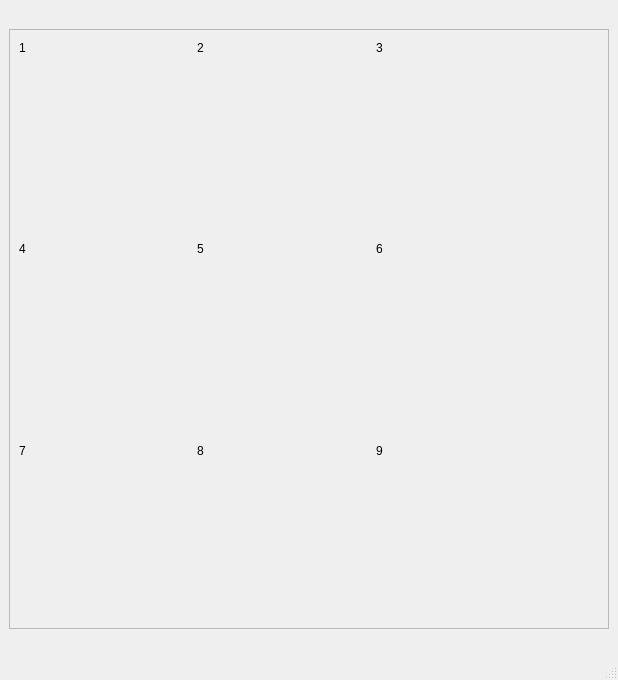
AndreiDriuk/GameCollections, file mainwindow.ui: the form before one commit.
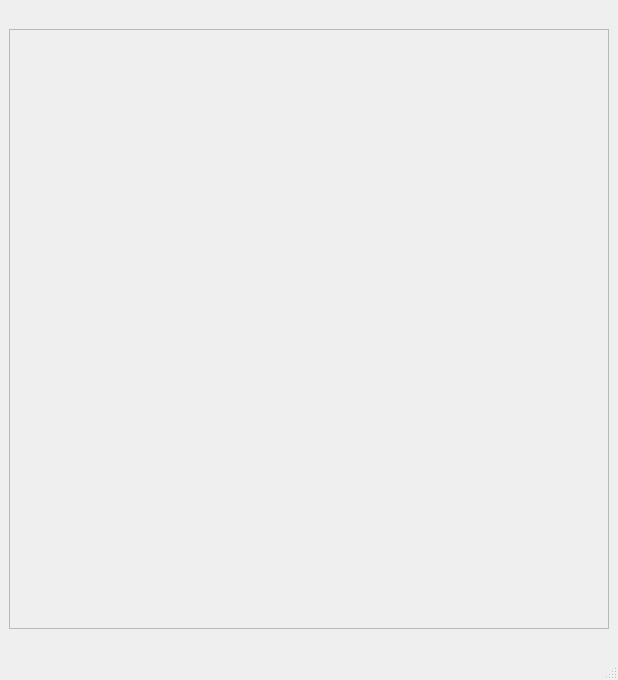
The form after the commit.

```diff
--- a/mainwindow.ui
+++ b/mainwindow.ui
@@ -6,7 +6,7 @@
    <rect>
     <x>0</x>
     <y>0</y>
-    <width>567</width>
+    <width>618</width>
     <height>680</height>
    </rect>
   </property>
@@ -35,123 +35,6 @@
       <property name="frameShadow">
        <enum>QFrame::Raised</enum>
       </property>
-      <widget class="QLabel" name="label">
-       <property name="geometry">
-        <rect>
-         <x>10</x>
-         <y>10</y>
-         <width>16</width>
-         <height>17</height>
-        </rect>
-       </property>
-       <property name="text">
-        <string>1</string>
-       </property>
-      </widget>
-      <widget class="QLabel" name="label_2">
-       <property name="geometry">
-        <rect>
-         <x>188</x>
-         <y>10</y>
-         <width>16</width>
-         <height>17</height>
-        </rect>
-       </property>
-       <property name="text">
-        <string>2</string>
-       </property>
-      </widget>
-      <widget class="QLabel" name="label_3">
-       <property name="geometry">
-        <rect>
-         <x>367</x>
-         <y>10</y>
-         <width>16</width>
-         <height>17</height>
-        </rect>
-       </property>
-       <property name="text">
-        <string>3</string>
-       </property>
-      </widget>
-      <widget class="QLabel" name="label_9">
-       <property name="geometry">
-        <rect>
-         <x>367</x>
-         <y>413</y>
-         <width>16</width>
-         <height>17</height>
-        </rect>
-       </property>
-       <property name="text">
-        <string>9</string>
-       </property>
-      </widget>
-      <widget class="QLabel" name="label_5">
-       <property name="geometry">
-        <rect>
-         <x>188</x>
-         <y>211</y>
-         <width>16</width>
-         <height>17</height>
-        </rect>
-       </property>
-       <property name="text">
-        <string>5</string>
-       </property>
-      </widget>
-      <widget class="QLabel" name="label_4">
-       <property name="geometry">
-        <rect>
-         <x>10</x>
-         <y>211</y>
-         <width>16</width>
-         <height>17</height>
-        </rect>
-       </property>
-       <property name="text">
-        <string>4</string>
-       </property>
-      </widget>
-      <widget class="QLabel" name="label_6">
-       <property name="geometry">
-        <rect>
-         <x>367</x>
-         <y>211</y>
-         <width>16</width>
-         <height>17</height>
-        </rect>
-       </property>
-       <property name="text">
-        <string>6</string>
-       </property>
-      </widget>
-      <widget class="QLabel" name="label_7">
-       <property name="geometry">
-        <rect>
-         <x>10</x>
-         <y>413</y>
-         <width>16</width>
-         <height>17</height>
-        </rect>
-       </property>
-       <property name="text">
-        <string>7</string>
-       </property>
-      </widget>
-      <widget class="QLabel" name="label_8">
-       <property name="geometry">
-        <rect>
-         <x>188</x>
-         <y>413</y>
-         <width>16</width>
-         <height>17</height>
-        </rect>
-       </property>
-       <property name="text">
-        <string>8</string>
-       </property>
-      </widget>
      </widget>
     </item>
    </layout>
```
Left out of the diff: 2 changed lines with no effect on the pictures.
